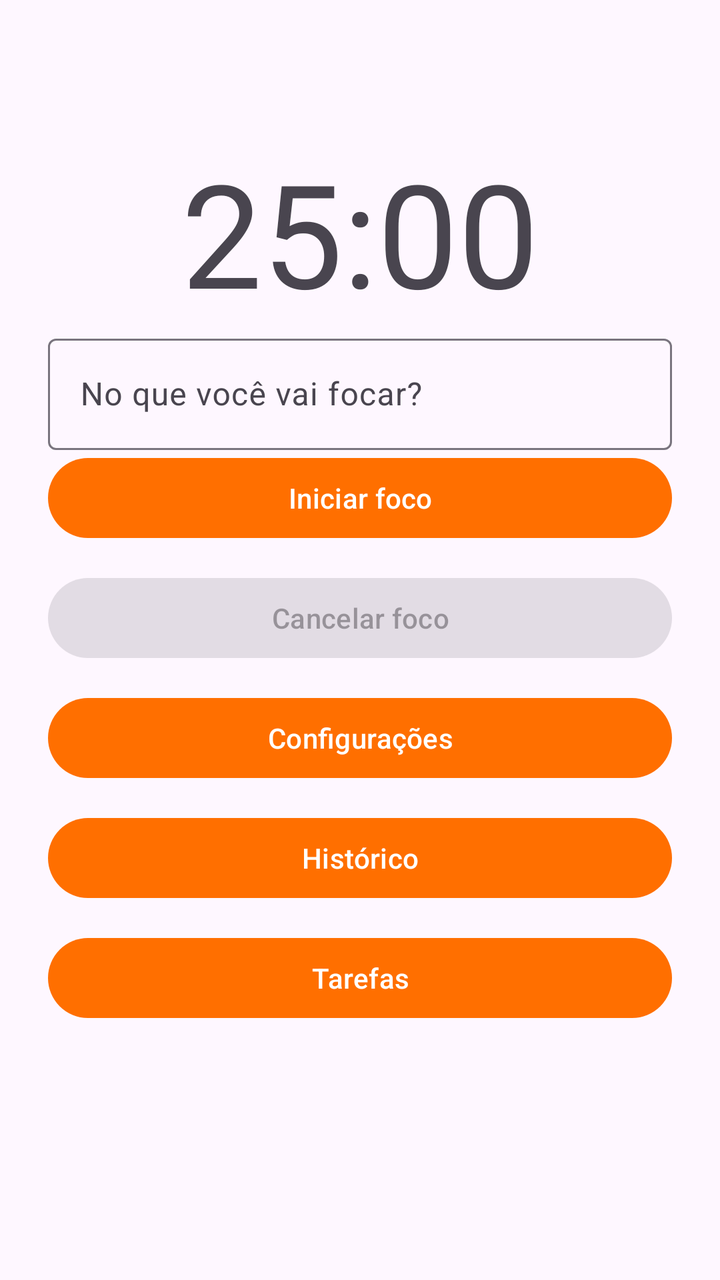
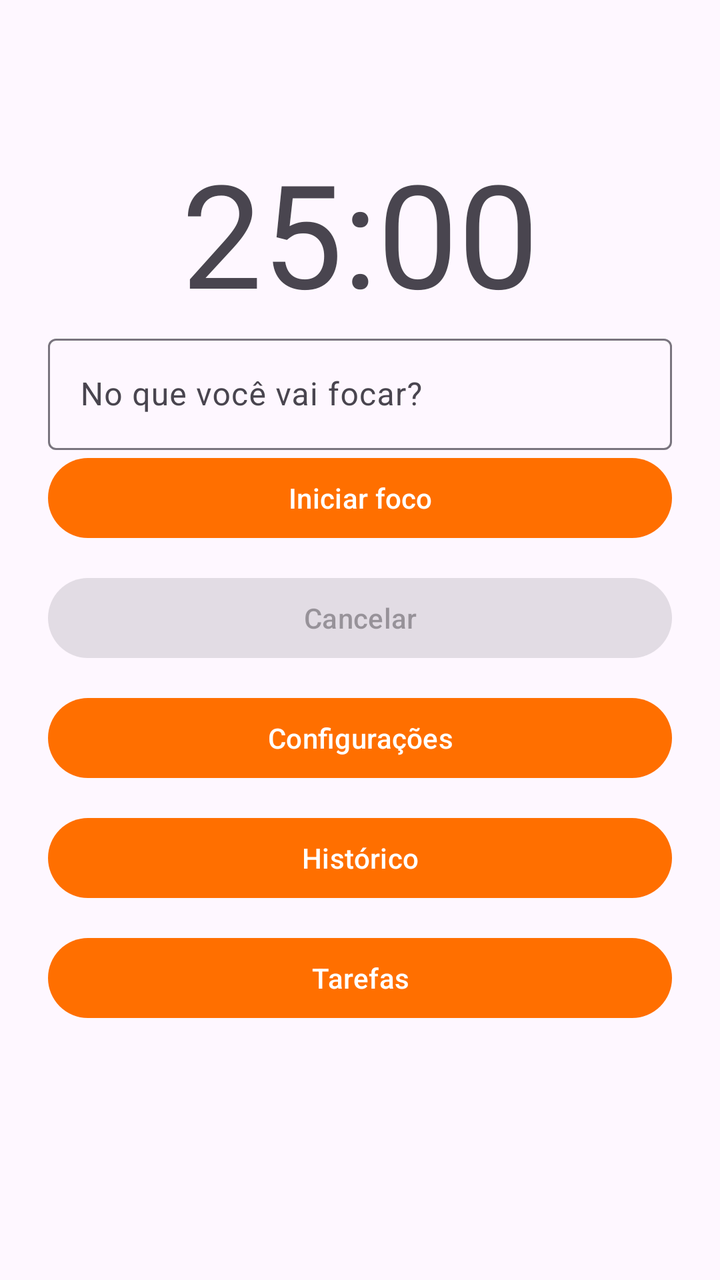

Before-and-after screenshots of an Android layout around one commit, followed by the original layout XML and the change that was made.
<!-- AndroidManifest.xml: application theme Theme.FocusZone -->
<!-- res/layout/activity_main.xml -->
<?xml version="1.0" encoding="utf-8"?>
<androidx.constraintlayout.widget.ConstraintLayout xmlns:android="http://schemas.android.com/apk/res/android"
    xmlns:app="http://schemas.android.com/apk/res-auto"
    android:layout_width="match_parent"
    android:layout_height="match_parent"
    android:padding="24dp">

    <TextView
        android:id="@+id/tempoDisplay"
        android:layout_width="wrap_content"
        android:layout_height="wrap_content"
        android:text="25:00"
        android:textSize="72sp"
        app:layout_constraintTop_toTopOf="parent"
        app:layout_constraintBottom_toTopOf="@id/nomeTarefaLayout"
        app:layout_constraintStart_toStartOf="parent"
        app:layout_constraintEnd_toEndOf="parent"
        app:layout_constraintVertical_chainStyle="packed"
        app:layout_constraintVertical_bias="0.3"/>

    <com.google.android.material.textfield.TextInputLayout
        android:id="@+id/nomeTarefaLayout"
        style="@style/Widget.Material3.TextInputLayout.OutlinedBox"
        android:layout_width="0dp"
        android:layout_height="wrap_content"
        app:layout_constraintTop_toBottomOf="@id/tempoDisplay"
        app:layout_constraintBottom_toTopOf="@id/iniciarButton"
        app:layout_constraintStart_toStartOf="parent"
        app:layout_constraintEnd_toEndOf="parent">

        <com.google.android.material.textfield.TextInputEditText
            android:id="@+id/nomeTarefaInput"
            android:layout_width="match_parent"
            android:layout_height="wrap_content"
            android:hint="@string/hint_nome_tarefa"
            android:inputType="text"/>

    </com.google.android.material.textfield.TextInputLayout>

    <com.google.android.material.button.MaterialButton
        android:id="@+id/iniciarButton"
        android:layout_width="0dp"
        android:layout_height="wrap_content"
        android:text="@string/btn_iniciar"
        app:layout_constraintTop_toBottomOf="@id/nomeTarefaLayout"
        app:layout_constraintBottom_toTopOf="@id/cancelarButton"
        app:layout_constraintStart_toStartOf="parent"
        app:layout_constraintEnd_toEndOf="parent"/>

    <com.google.android.material.button.MaterialButton
        android:id="@+id/cancelarButton"
        android:layout_width="0dp"
        android:layout_height="wrap_content"
        android:text="@string/btn_cancelar_foco"
        android:enabled="false"
        app:layout_constraintTop_toBottomOf="@id/iniciarButton"
        app:layout_constraintBottom_toTopOf="@id/configuracaoButton"
        app:layout_constraintStart_toStartOf="parent"
        app:layout_constraintEnd_toEndOf="parent"
        android:layout_marginTop="12dp"/>

    <com.google.android.material.button.MaterialButton
        android:id="@+id/configuracaoButton"
        android:layout_width="0dp"
        android:layout_height="wrap_content"
        android:text="@string/btn_configuracoes"
        app:layout_constraintTop_toBottomOf="@id/cancelarButton"
        app:layout_constraintBottom_toTopOf="@id/historicoButton"
        app:layout_constraintStart_toStartOf="parent"
        app:layout_constraintEnd_toEndOf="parent"
        android:layout_marginTop="12dp"/>

    <com.google.android.material.button.MaterialButton
        android:id="@+id/historicoButton"
        android:layout_width="0dp"
        android:layout_height="wrap_content"
        android:text="@string/btn_historico"
        app:layout_constraintTop_toBottomOf="@id/configuracaoButton"
        app:layout_constraintBottom_toTopOf="@id/tarefasButton"
        app:layout_constraintStart_toStartOf="parent"
        app:layout_constraintEnd_toEndOf="parent"
        android:layout_marginTop="12dp"/>

    <com.google.android.material.button.MaterialButton
        android:id="@+id/tarefasButton"
        android:layout_width="0dp"
        android:layout_height="wrap_content"
        android:text="@string/btn_tarefas"
        app:layout_constraintTop_toBottomOf="@id/historicoButton"
        app:layout_constraintBottom_toBottomOf="parent"
        app:layout_constraintStart_toStartOf="parent"
        app:layout_constraintEnd_toEndOf="parent"
        android:layout_marginTop="12dp"/>

</androidx.constraintlayout.widget.ConstraintLayout>
<!-- resources referenced by this layout -->
<resources>
  <string name="btn_cancelar_foco">Cancelar foco</string>
  <string name="btn_configuracoes">Configurações</string>
  <string name="btn_historico">Histórico</string>
  <string name="btn_iniciar">Iniciar foco</string>
  <string name="btn_tarefas">Tarefas</string>
  <string name="hint_nome_tarefa">No que você vai focar?</string>
  <style name="Theme.FocusZone" parent="Base.Theme.FocusZone" />
  <style name="Base.Theme.FocusZone" parent="Theme.Material3.DayNight.NoActionBar">
          
          <item name="colorPrimary">@color/focusPrimary</item>
      </style>
  <color name="focusPrimary">#FF6F00</color>
</resources>

<!-- the commit's change to res/layout/activity_main.xml (unified diff, before → after) -->
@@ -51,7 +51,7 @@
         android:id="@+id/cancelarButton"
         android:layout_width="0dp"
         android:layout_height="wrap_content"
-        android:text="@string/btn_cancelar_foco"
+        android:text="@string/btn_cancelar"
         android:enabled="false"
         app:layout_constraintTop_toBottomOf="@id/iniciarButton"
         app:layout_constraintBottom_toTopOf="@id/configuracaoButton"
<!-- resource entries referenced after the edit -->
@@ -1,6 +1,6 @@
 <!-- resources referenced by this layout -->
 <resources>
-  <string name="btn_cancelar_foco">Cancelar foco</string>
+  <string name="btn_cancelar">Cancelar</string>
   <string name="btn_configuracoes">Configurações</string>
   <string name="btn_historico">Histórico</string>
   <string name="btn_iniciar">Iniciar foco</string>
